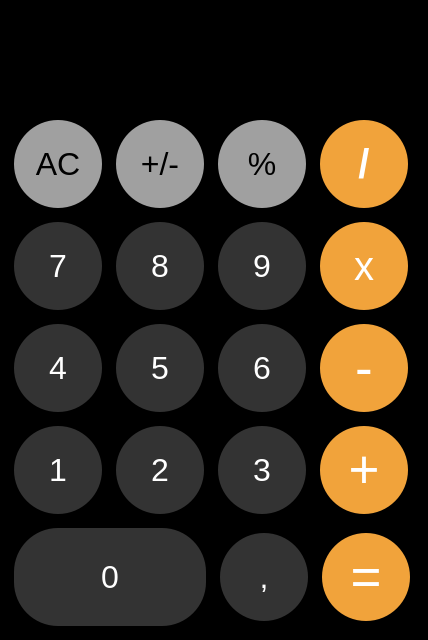
Old version of the form mainwindow.ui in the repository grafscorp/SimpleCalculatorQt.
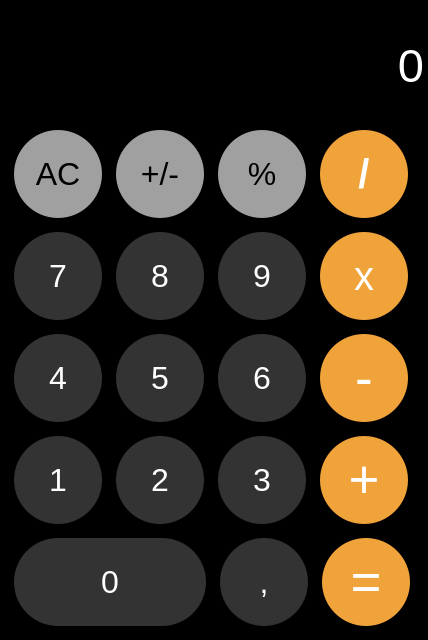
New version of the form. Icons and pictures are not drawn.

Commit message: add cursor and change inputLabelSize

Patch:
```diff
--- a/mainwindow.ui
+++ b/mainwindow.ui
@@ -41,7 +41,7 @@
    <string notr="true">background-color: black;</string>
   </property>
   <widget class="QWidget" name="centralwidget">
-   <widget class="QWidget" name="">
+   <widget class="QWidget" name="layoutWidget">
     <property name="geometry">
      <rect>
       <x>0</x>
@@ -72,18 +72,37 @@
          </property>
          <property name="font">
           <font>
-           <pointsize>44</pointsize>
+           <pointsize>35</pointsize>
           </font>
          </property>
+         <property name="cursor">
+          <cursorShape>ArrowCursor</cursorShape>
+         </property>
+         <property name="styleSheet">
+          <string notr="true">color: rgb(255, 255, 255);
+</string>
+         </property>
+         <property name="lineWidth">
+          <number>1</number>
+         </property>
          <property name="text">
           <string>0</string>
          </property>
+         <property name="textFormat">
+          <enum>Qt::TextFormat::AutoText</enum>
+         </property>
          <property name="alignment">
           <set>Qt::AlignmentFlag::AlignRight|Qt::AlignmentFlag::AlignTrailing|Qt::AlignmentFlag::AlignVCenter</set>
          </property>
+         <property name="wordWrap">
+          <bool>false</bool>
+         </property>
          <property name="margin">
           <number>0</number>
          </property>
+         <property name="indent">
+          <number>-1</number>
+         </property>
         </widget>
        </item>
       </layout>
@@ -848,7 +867,7 @@
        <item>
         <widget class="QPushButton" name="ZeroBtn">
          <property name="sizePolicy">
-          <sizepolicy hsizetype="Expanding" vsizetype="Expanding">
+          <sizepolicy hsizetype="Minimum" vsizetype="Expanding">
            <horstretch>0</horstretch>
            <verstretch>0</verstretch>
           </sizepolicy>
@@ -862,7 +881,7 @@
          <property name="maximumSize">
           <size>
            <width>600</width>
-           <height>600</height>
+           <height>88</height>
           </size>
          </property>
          <property name="font">
```
Left out of the diff: 63 changed lines with no effect on the pictures. The commit also changes 2 other files.
